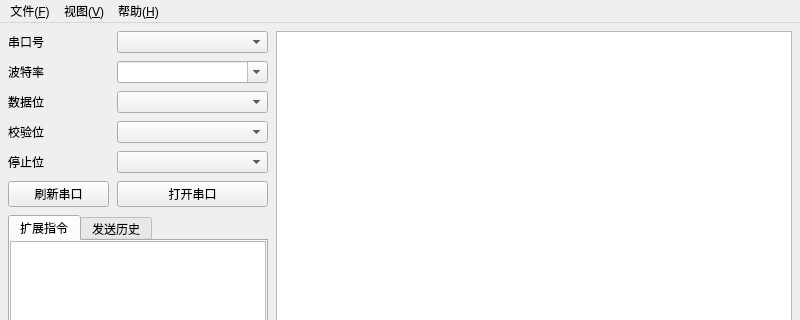
This is MainWindow.ui in AndroidCoderPeng/SerialPortDebugger as Qt 5 draws it before an edit; both pictures show x 0 to 800 and y 0 to 320 of the 800 by 600 pixel window. The edited form follows.
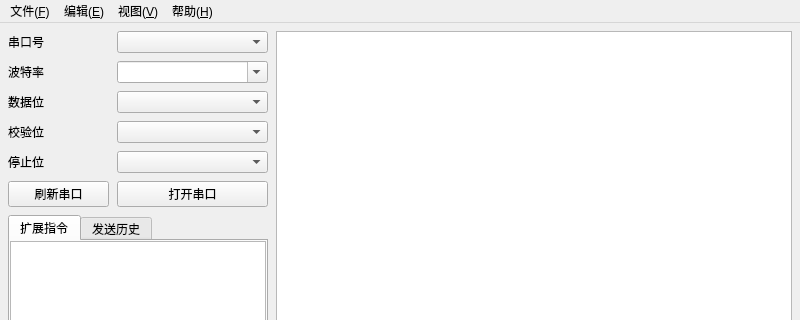
This is the edited form.

Commit message: feat(ui): 添加查找、高亮与复制功能

```diff
--- a/MainWindow.ui
+++ b/MainWindow.ui
@@ -29,6 +29,16 @@
                 <addaction name="separator"/>
                 <addaction name="actionExit"/>
             </widget>
+            <widget class="QMenu" name="menuEdit">
+                <property name="title">
+                    <string>编辑(&amp;E)</string>
+                </property>
+                <addaction name="actionFind"/>
+                <addaction name="separator"/>
+                <addaction name="actionClearHighlight"/>
+                <addaction name="separator"/>
+                <addaction name="actionCopy"/>
+            </widget>
             <widget class="QMenu" name="menuView">
                 <property name="title">
                     <string>视图(&amp;V)</string>
@@ -48,6 +58,7 @@
                 <addaction name="actionAbout"/>
             </widget>
             <addaction name="menuFile"/>
+            <addaction name="menuEdit"/>
             <addaction name="menuView"/>
             <addaction name="menuHelp"/>
         </widget>
```
Left out of the diff: 21 changed lines with no effect on the pictures. The commit also changes 1 other file.
